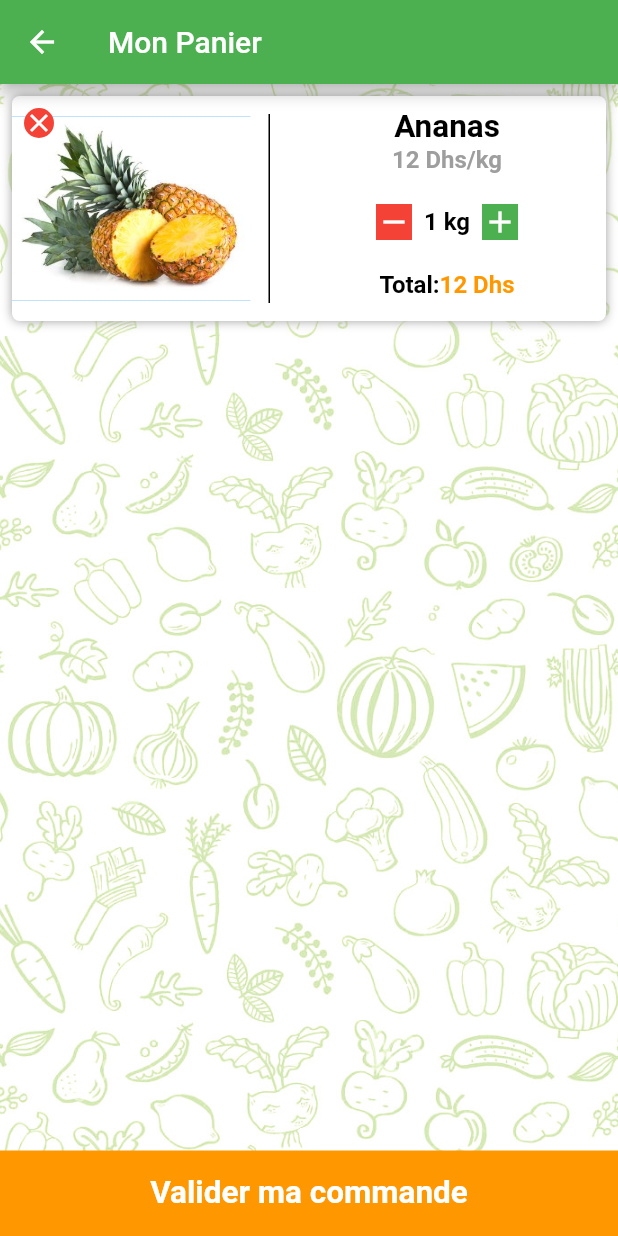
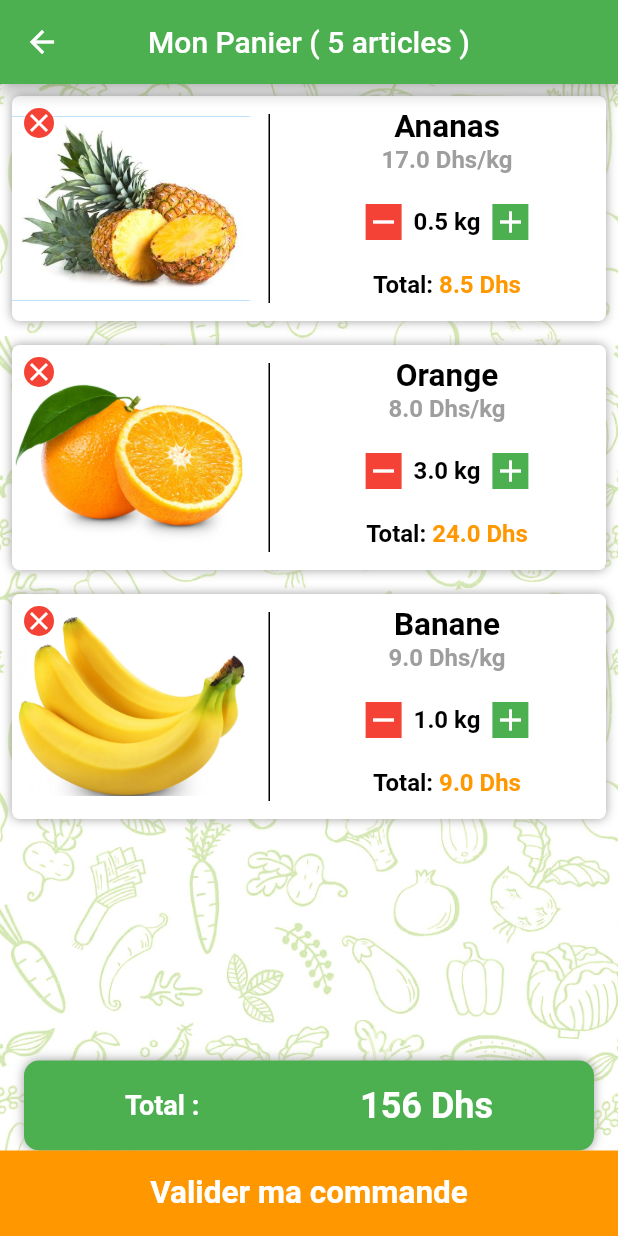
Before and after one commit to ElmouradiAmine/BioEcommerce, a Flutter app: the CartPage screen opened directly, on a phone screen of 412 x 824 dp. Run offline on Flutter 3.47's test engine with Material 2 defaults, Android fonts, the phone set to English and light mode, and no system bars.

Commit message:
Adding more content

```diff
--- a/lib/main.dart
+++ b/lib/main.dart
@@ -1,11 +1,4 @@
-import 'package:ecommerce_app/src/pages/Authentification/AuthSelectionPage.dart';
-import 'package:ecommerce_app/src/pages/Authentification/LogInPage.dart';
-import 'package:ecommerce_app/src/pages/Authentification/SignInPage.dart';
-import 'package:ecommerce_app/src/pages/Core/CartPage.dart';
-import 'package:ecommerce_app/src/pages/Core/CategorySelection.dart';
-import 'package:ecommerce_app/src/pages/Core/FruitsPage.dart';
-import 'package:ecommerce_app/src/pages/Core/LegumesPage.dart';
-import 'package:ecommerce_app/src/pages/Core/ViandePage.dart';
+
 import 'package:ecommerce_app/src/pages/LoadingScreen.dart';
 import 'package:flutter/material.dart';
 
@@ -20,7 +13,7 @@ class App extends StatelessWidget {
     return MaterialApp(
       debugShowCheckedModeBanner: false,
       theme: ThemeData(accentColor: Colors.orange),
-      home: CartPage(),
+      home: LoadingScreen(),
     );
   }
 }
--- a/lib/src/pages/Core/CartPage.dart
+++ b/lib/src/pages/Core/CartPage.dart
@@ -11,8 +11,13 @@ class _CartPageState extends State<CartPage> {
     return Scaffold(
       appBar: AppBar(
         backgroundColor: Colors.green,
-        leading: Icon(Icons.arrow_back),
-        title: Text("Mon Panier"),
+        centerTitle: true,
+        leading: IconButton(
+          onPressed: (){
+            Navigator.of(context).pop();
+          },
+          icon:Icon(Icons.arrow_back)),
+        title: Text("Mon Panier ( 5 articles )"),
         actions: <Widget>[],
       ),
       body: Container(
@@ -29,11 +34,69 @@ class _CartPageState extends State<CartPage> {
             Expanded(
               child: ListView(
                 children: <Widget>[
+                  elementCart("ananas.jpg", "Ananas", 17, 0.5),
+                  elementCart("orange.jpg", "Orange", 8, 3),
+                  elementCart("banane.jpg", "Banane", 9, 1),
+
+
+                ],
+              ),
+            ),
              Padding(
+               padding: const EdgeInsets.symmetric(horizontal:16.0),
+               child: Container(
+                padding: EdgeInsets.all(16.0),
+                decoration: BoxDecoration(
+                  boxShadow: [
+                  BoxShadow(
+                    color: Colors.grey,
+                    blurRadius: 5.0,
+                  ),
+                ],
+                  color: Colors.green,
+                  borderRadius: BorderRadius.circular(10),
+                ),
+
+                child: Row(
+                  mainAxisAlignment: MainAxisAlignment.spaceAround,
+                  children: <Widget>[
+                    Text("Total : ",style: TextStyle(
+                      color: Colors.white,
+                      fontWeight: FontWeight.bold,
+                      fontSize: 18),
+                ),
+                    Text("156 Dhs",style: TextStyle(
+                      color: Colors.white,
+                      fontWeight: FontWeight.bold,
+                      fontSize: 24),
+                ),
+                  ],
+                )
+            ),
+             ),
+            Container(
+              padding: EdgeInsets.all(16.0),
+              color: Colors.orange,
+              child: Text(
+                "Valider ma commande",
+                textAlign: TextAlign.center,
+                style: TextStyle(
+                    color: Colors.white,
+                    fontWeight: FontWeight.bold,
+                    fontSize: 21),
+              ),
+            ),
+          ],
+        ),
+      ),
+    );
+  }
+
+  Widget elementCart(String img, String title, double price, double qte) {
+    return Padding(
       padding: const EdgeInsets.all(8.0),
       child: Stack(
         children: <Widget>[
-
           Container(
             height: 150,
             child: Row(
@@ -42,7 +105,7 @@ class _CartPageState extends State<CartPage> {
                   flex: 3,
                   child: Container(
                     color: Colors.blue,
-                                  child: Image.asset("images/fruits/ananas.jpg"),
+                    child: Image.asset("images/fruits/" + img),
                   ),
                 ),
                 Padding(
@@ -60,7 +123,7 @@ class _CartPageState extends State<CartPage> {
                     child: Column(
                       children: <Widget>[
                         Text(
-                                        "Ananas",
+                          title,
                           style: TextStyle(
                             color: Colors.black,
                             fontWeight: FontWeight.bold,
@@ -68,7 +131,7 @@ class _CartPageState extends State<CartPage> {
                           ),
                         ),
                         Text(
-                                        "12 Dhs/kg",
+                          price.toString() +" Dhs/kg",
                           style: TextStyle(
                             color: Colors.grey,
                             fontWeight: FontWeight.bold,
@@ -84,14 +147,12 @@ class _CartPageState extends State<CartPage> {
                                 padding: const EdgeInsets.all(8.0),
                                 child: Container(
                                   color: Colors.red,
-                                                child: Icon(Icons.remove,
-                                                    color: Colors.white),
+                                  child:
+                                      Icon(Icons.remove, color: Colors.white),
                                 ),
                               ),
-
-
                               Text(
-                                              "1 kg",
+                                qte.toString() + " kg",
                                 style: TextStyle(
                                   color: Colors.black,
                                   fontWeight: FontWeight.bold,
@@ -102,8 +163,7 @@ class _CartPageState extends State<CartPage> {
                                 padding: const EdgeInsets.all(8.0),
                                 child: Container(
                                   color: Colors.green,
-                                                child: Icon(Icons.add,
-                                                    color: Colors.white),
+                                  child: Icon(Icons.add, color: Colors.white),
                                 ),
                               )
                             ],
@@ -112,13 +172,17 @@ class _CartPageState extends State<CartPage> {
                         Row(
                           mainAxisAlignment: MainAxisAlignment.center,
                           children: <Widget>[
-                                          Text("Total:", style:TextStyle(
+                            Text(
+                              "Total: ",
+                              style: TextStyle(
                                 color: Colors.black,
                                 fontWeight: FontWeight.bold,
                                 fontSize: 16.0,
                               ),
                             ),
-                                                Text("12 Dhs", style:TextStyle(
+                            Text(
+                               (qte * price).toString() + " Dhs",
+                              style: TextStyle(
                                 color: Colors.orange,
                                 fontWeight: FontWeight.bold,
                                 fontSize: 16.0,
@@ -145,36 +209,20 @@ class _CartPageState extends State<CartPage> {
           Padding(
             padding: const EdgeInsets.all(8.0),
             child: Container(
-                            decoration: BoxDecoration(
-                              color: Colors.red,
-                              shape: BoxShape.circle
-                            ),
+              decoration:
+                  BoxDecoration(color: Colors.red, shape: BoxShape.circle),
               height: 20,
               width: 20,
-                            child: Center(child: Icon(Icons.close,color: Colors.white, size: 20,)),
+              child: Center(
+                  child: Icon(
+                Icons.close,
+                color: Colors.white,
+                size: 20,
+              )),
             ),
           ),
         ],
       ),
-                  )
-                ],
-              ),
-            ),
-            Container(
-              padding: EdgeInsets.all(16.0),
-              color: Colors.orange,
-              child: Text(
-                "Valider ma commande",
-                textAlign: TextAlign.center,
-                style: TextStyle(
-                    color: Colors.white,
-                    fontWeight: FontWeight.bold,
-                    fontSize: 21),
-              ),
-            )
-          ],
-        ),
-      ),
     );
   }
 }
--- a/lib/src/pages/Core/CategorySelection.dart
+++ b/lib/src/pages/Core/CategorySelection.dart
@@ -1,4 +1,5 @@
 import 'package:ecommerce_app/main.dart';
+import 'package:ecommerce_app/src/pages/Core/CartPage.dart';
 import 'package:ecommerce_app/src/pages/Core/FruitsPage.dart';
 import 'package:ecommerce_app/src/pages/Core/LegumesPage.dart';
 import 'package:ecommerce_app/src/pages/Core/ViandePage.dart';
@@ -18,9 +19,12 @@ class _CategorySelectionState extends State<CategorySelection> {
         leading: Icon(Icons.menu),
         actions: <Widget>[
           IconButton(
-            onPressed: () {},
-            icon: Icon(Icons.shopping_basket),
-          )
+            onPressed: () {Navigator.of(context).push(MaterialPageRoute(builder: (context) => CartPage()));},
+            icon: Icon(
+             Icons.shopping_basket
+
+
+          ))
         ],
         centerTitle: true,
         title: Text("Menu"),
```
Lines whose indentation alone changed are shown as unchanged.
